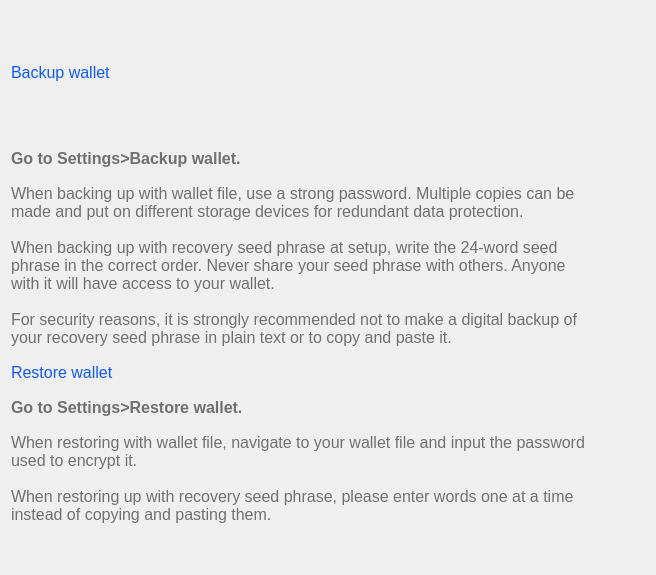
Above: src/qt/veil/forms/settingsfaq03.ui from mimirmim/veil before the change. Below: the same form after it.
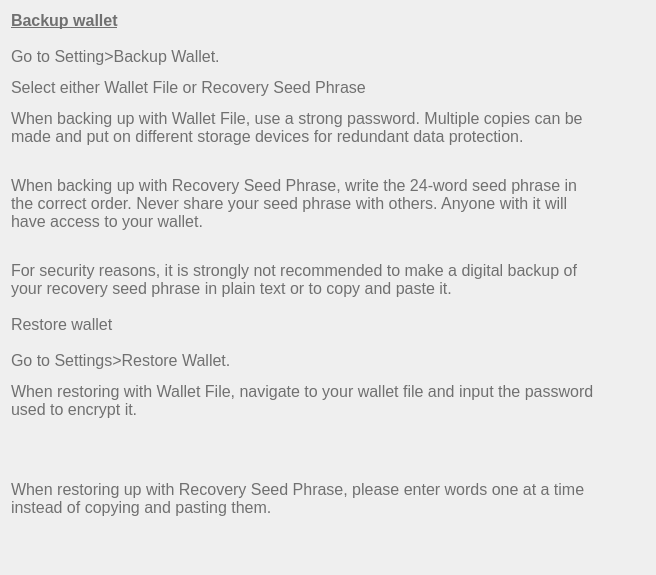
That is the form after the change.

Diff of the .ui file:
```diff
--- a/src/qt/veil/forms/settingsfaq03.ui
+++ b/src/qt/veil/forms/settingsfaq03.ui
@@ -17,82 +17,25 @@
    <string notr="true">font-size:16px;
 color:#707070;</string>
   </property>
-  <layout class="QVBoxLayout" name="verticalLayout" stretch="1,0">
+  <layout class="QVBoxLayout" name="verticalLayout" stretch="0">
    <property name="rightMargin">
     <number>60</number>
    </property>
-   <item>
-    <widget class="QLabel" name="label">
+   <item alignment="Qt::AlignTop">
+    <widget class="QLabel" name="label2">
      <property name="styleSheet">
-      <string notr="true">color:#105aef;</string>
+      <string notr="true">font-weight:200;</string>
      </property>
      <property name="text">
-      <string>Backup wallet</string>
+      <string>&lt;html&gt;&lt;head/&gt;&lt;body&gt;&lt;p&gt;&lt;span style=&quot; font-weight:600; text-decoration: underline;&quot;&gt;Backup wallet&lt;/span&gt;&lt;span&gt;&lt;br /&gt;&lt;/span&gt;&lt;span&gt;&lt;br /&gt;&lt;/span&gt;&lt;span&gt;Go to Setting&amp;gt;Backup Wallet.&lt;/span&gt;&lt;/p&gt;
+&lt;p &gt;&lt;span&gt;Select either Wallet File or Recovery Seed Phrase&lt;/span&gt;&lt;/p&gt;
+&lt;p &gt;&lt;span&gt;When backing up with Wallet File, use a strong password. Multiple copies can be made and put on different storage devices for redundant data protection.&lt;br /&gt;&lt;/span&gt;&lt;/p&gt;
+&lt;p &gt;&lt;span&gt;When backing up with Recovery Seed Phrase, write the 24-word seed phrase in the correct order. Never share your seed phrase with others. Anyone with it will have access to your wallet.&lt;br /&gt;&lt;/span&gt;&lt;/p&gt;
+&lt;p &gt;&lt;span&gt;For security reasons, it is strongly not recommended to make a digital backup of your recovery seed phrase in plain text or to copy and paste it.&lt;br /&gt;&lt;br /&gt;&lt;/span&gt;&lt;span&gt;Restore wallet&lt;/span&gt;&lt;span&gt;&lt;br /&gt;&lt;br /&gt;&lt;/span&gt;&lt;span&gt;Go to Settings&amp;gt;Restore Wallet.&lt;/span&gt;&lt;/p&gt;
+&lt;p &gt;&lt;span&gt;When restoring with Wallet File, navigate to your wallet file and input the password used to encrypt it.&lt;/span&gt;&lt;/p&gt;
+&lt;p &gt;&lt;span&gt;&lt;br /&gt;&lt;/span&gt;&lt;/p&gt;
+&lt;p &gt;&lt;span&gt;When restoring up with Recovery Seed Phrase, please enter words one at a time instead of copying and pasting them.&lt;/span&gt;&lt;/p&gt;&lt;/body&gt;&lt;/html&gt;</string>
      </property>
-    </widget>
-   </item>
-   <item>
-    <spacer name="verticalSpacer">
-     <property name="orientation">
-      <enum>Qt::Vertical</enum>
-     </property>
-     <property name="sizeType">
-      <enum>QSizePolicy::Fixed</enum>
-     </property>
-     <property name="sizeHint" stdset="0">
-      <size>
-       <width>20</width>
-       <height>10</height>
-      </size>
-     </property>
-    </spacer>
-   </item>
-   <item>
-    <widget class="QLabel" name="label_1">
-     <property name="styleSheet">
-      <string notr="true">font-weight:bold;
-font-size:16px;</string>
-     </property>
-     <property name="text">
-      <string>Go to Settings&gt;Backup wallet.</string>
-     </property>
-    </widget>
-   </item>
-   <item>
-    <spacer name="verticalSpacer_1">
-     <property name="orientation">
-      <enum>Qt::Vertical</enum>
-     </property>
-     <property name="sizeType">
-      <enum>QSizePolicy::Fixed</enum>
-     </property>
-     <property name="sizeHint" stdset="0">
-      <size>
-       <width>20</width>
-       <height>10</height>
-      </size>
-     </property>
-    </spacer>
-   </item>
-   <item alignment="Qt::AlignLeft|Qt::AlignTop">
-    <widget class="QLabel" name="label_2">
-     <property name="minimumSize">
-      <size>
-       <width>0</width>
-       <height>0</height>
-      </size>
-     </property>
-     <property name="styleSheet">
-      <string notr="true">font-weight:200;
-font-size:16px;</string>
-     </property>
-     <property name="text">
-      <string>When backing up with wallet file, use a strong password. Multiple copies can be made and put on different storage devices for redundant data protection.
-
-When backing up with recovery seed phrase at setup, write the 24-word seed phrase in the correct order. Never share your seed phrase with others. Anyone with it will have access to your wallet.
-
-For security reasons, it is strongly recommended not to make a digital backup of your recovery seed phrase in plain text or to copy and paste it.</string>
-     </property>
      <property name="alignment">
       <set>Qt::AlignLeading|Qt::AlignLeft|Qt::AlignTop</set>
      </property>
@@ -101,113 +44,6 @@
      </property>
     </widget>
    </item>
-   <item>
-    <spacer name="verticalSpacer_2">
-     <property name="orientation">
-      <enum>Qt::Vertical</enum>
-     </property>
-     <property name="sizeType">
-      <enum>QSizePolicy::Fixed</enum>
-     </property>
-     <property name="sizeHint" stdset="0">
-      <size>
-       <width>20</width>
-       <height>10</height>
-      </size>
-     </property>
-    </spacer>
-   </item>
-   <item>
-    <widget class="QLabel" name="label_3">
-     <property name="styleSheet">
-      <string notr="true">color:#105aef;</string>
-     </property>
-     <property name="text">
-      <string>Restore wallet</string>
-     </property>
-    </widget>
-   </item>
-   <item>
-    <spacer name="verticalSpacer_3">
-     <property name="orientation">
-      <enum>Qt::Vertical</enum>
-     </property>
-     <property name="sizeType">
-      <enum>QSizePolicy::Fixed</enum>
-     </property>
-     <property name="sizeHint" stdset="0">
-      <size>
-       <width>20</width>
-       <height>10</height>
-      </size>
-     </property>
-    </spacer>
-   </item>
-   <item>
-    <widget class="QLabel" name="label_4">
-     <property name="styleSheet">
-      <string notr="true">font-weight:bold;
-font-size:16px;</string>
-     </property>
-     <property name="text">
-      <string>Go to Settings&gt;Restore wallet.</string>
-     </property>
-    </widget>
-   </item>
-   <item>
-    <spacer name="verticalSpacer_4">
-     <property name="orientation">
-      <enum>Qt::Vertical</enum>
-     </property>
-     <property name="sizeType">
-      <enum>QSizePolicy::Fixed</enum>
-     </property>
-     <property name="sizeHint" stdset="0">
-      <size>
-       <width>20</width>
-       <height>10</height>
-      </size>
-     </property>
-    </spacer>
-   </item>
-   <item alignment="Qt::AlignLeft|Qt::AlignTop">
-    <widget class="QLabel" name="label_5">
-     <property name="minimumSize">
-      <size>
-       <width>0</width>
-       <height>0</height>
-      </size>
-     </property>
-     <property name="styleSheet">
-      <string notr="true">font-weight:200;
-font-size:16px;</string>
-     </property>
-     <property name="text">
-      <string>When restoring with wallet file, navigate to your wallet file and input the password used to encrypt it.
-
-When restoring up with recovery seed phrase, please enter words one at a time instead of copying and pasting them.</string>
-     </property>
-     <property name="alignment">
-      <set>Qt::AlignLeading|Qt::AlignLeft|Qt::AlignTop</set>
-     </property>
-     <property name="wordWrap">
-      <bool>true</bool>
-     </property>
-    </widget>
-   </item>
-   <item>
-    <spacer name="verticalSpacer_5">
-     <property name="orientation">
-      <enum>Qt::Vertical</enum>
-     </property>
-     <property name="sizeHint" stdset="0">
-      <size>
-       <width>20</width>
-       <height>40</height>
-      </size>
-     </property>
-    </spacer>
-   </item>
   </layout>
  </widget>
  <resources/>
```
